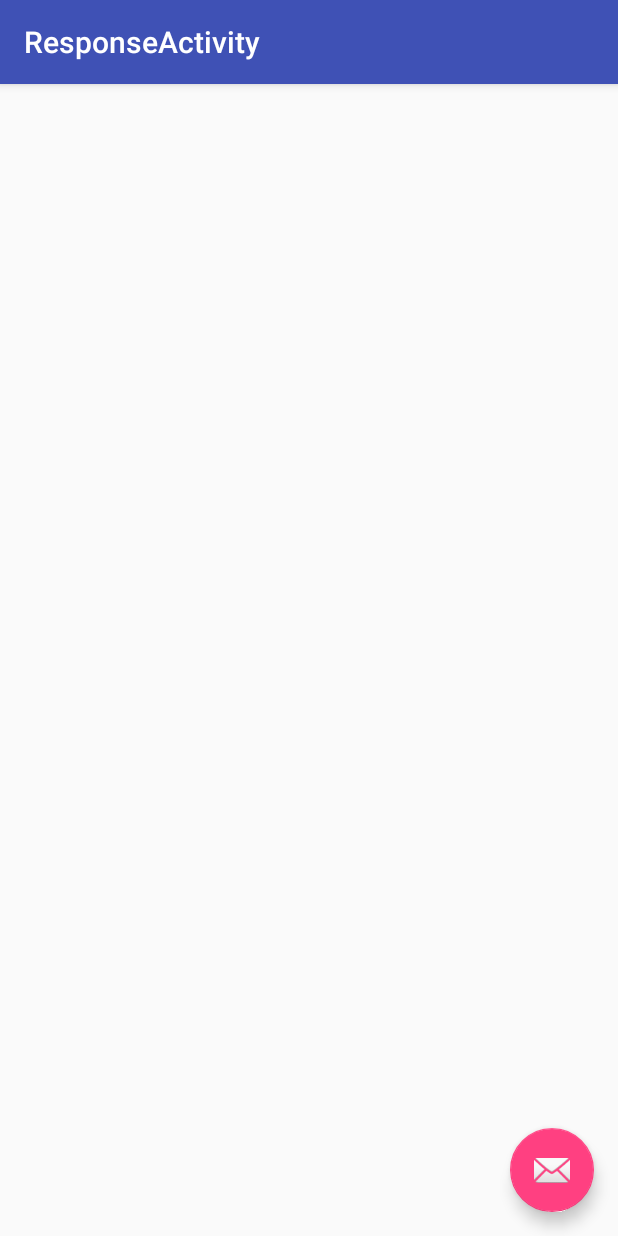
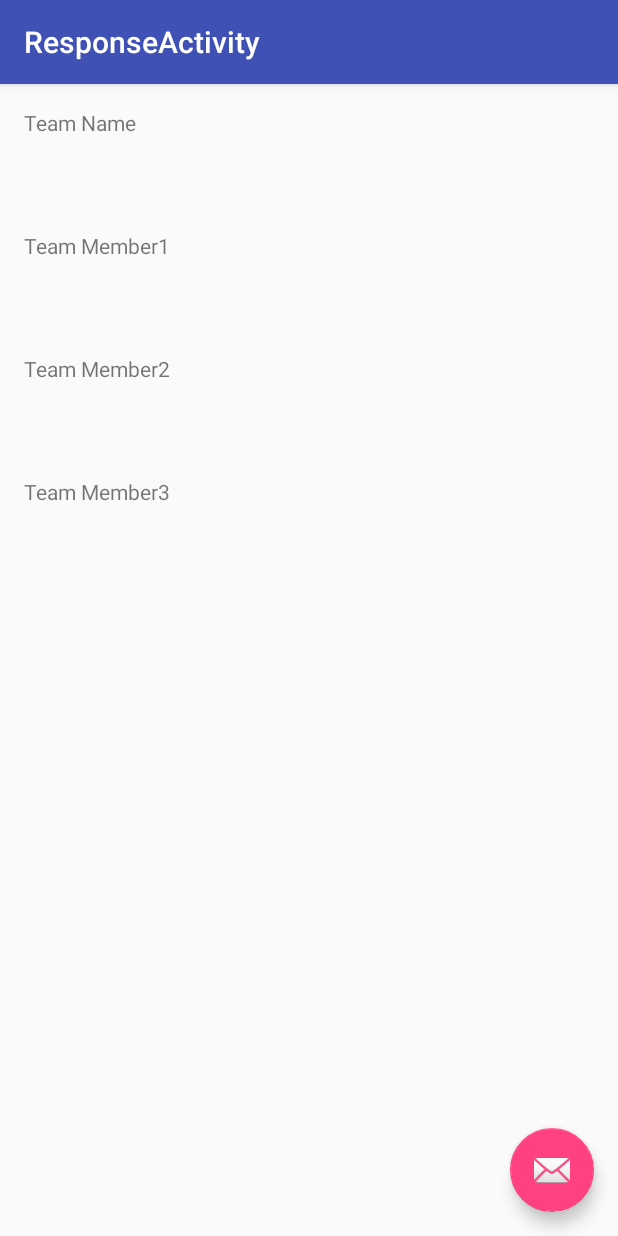
Before and after one commit to akshittyagi/AssignmentZero, an Android app: the ResponseActivity screen opened directly, with no data from a screen before it, on a phone screen of 412 x 824 dp. Run offline under Robolectric (Android 15) with nearby library versions, the light colour scheme and no system bars; 1 statement that could not run was skipped.

Commit message:
Response Page

```diff
--- a/app/src/main/java/com/example/akty7/assignment03/ResponseActivity.java
+++ b/app/src/main/java/com/example/akty7/assignment03/ResponseActivity.java
@@ -6,9 +6,15 @@ import android.support.design.widget.Snackbar;
 import android.support.v7.app.AppCompatActivity;
 import android.support.v7.widget.Toolbar;
 import android.view.View;
+import android.widget.TextView;
+import android.widget.Toast;
 
 public class ResponseActivity extends AppCompatActivity {
 
+    TextView txtView=null;
+    TextView txtView1=null;
+    TextView txtView2=null;
+    TextView txtView3=null;
     @Override
     protected void onCreate(Bundle savedInstanceState) {
         super.onCreate(savedInstanceState);
@@ -16,11 +22,35 @@ public class ResponseActivity extends AppCompatActivity {
         Toolbar toolbar = (Toolbar) findViewById(R.id.toolbar);
         setSupportActionBar(toolbar);
 
+        txtView=(TextView) findViewById(R.id.textView0);
+        txtView1=(TextView) findViewById(R.id.textView1);
+        txtView2=(TextView) findViewById(R.id.textView2);
+        txtView3=(TextView) findViewById(R.id.textView3);
+
+        txtView.clearComposingText();
+        txtView1.clearComposingText();
+        txtView2.clearComposingText();
+        txtView3.clearComposingText();
+
+        Bundle bundle = getIntent().getExtras();
+        String response=bundle.getString("Response");
+
+        //TODO:Detect response code from server and act accordingly
+
+//        if(responseCode==0)
+//        {
+//            String typeOfResponse=response.substring(45);
+//            response.replaceAll("[-+.^:,};]","");
+//            Toast.makeText(getApplicationContext(),typeOfResponse,Toast.LENGTH_LONG);
+//        }
+//
+//        Toast.makeText(getApplicationContext(),response.substring(21,22),Toast.LENGTH_LONG).show();
+
         FloatingActionButton fab = (FloatingActionButton) findViewById(R.id.fab);
         fab.setOnClickListener(new View.OnClickListener() {
             @Override
             public void onClick(View view) {
-                Snackbar.make(view, "Replace with your own action", Snackbar.LENGTH_LONG)
+                Snackbar.make(view, "Returning to registration page", Snackbar.LENGTH_LONG)
                         .setAction("Action", null).show();
             }
         });
--- a/app/src/main/res/layout/content_response.xml
+++ b/app/src/main/res/layout/content_response.xml
@@ -12,4 +12,36 @@
     tools:context="com.example.akty7.assignment03.ResponseActivity"
     tools:showIn="@layout/activity_response">
 
+    <TextView
+        android:layout_width="wrap_content"
+        android:layout_height="wrap_content"
+        android:text="Team Name"
+        android:id="@+id/textView0"/>
+
+    <TextView
+        android:layout_width="wrap_content"
+        android:layout_height="wrap_content"
+        android:text="Team Member1"
+        android:id="@+id/textView1"
+        android:layout_below="@+id/textView"
+        android:layout_toEndOf="@+id/textView"
+        android:layout_marginTop="82dp" />
+    <TextView
+        android:layout_width="wrap_content"
+        android:layout_height="wrap_content"
+        android:text="Team Member2"
+        android:id="@+id/textView2"
+        android:layout_below="@+id/textView"
+        android:layout_toEndOf="@+id/textView"
+        android:layout_marginTop="164dp" />
+    <TextView
+        android:layout_width="wrap_content"
+        android:layout_height="wrap_content"
+        android:text="Team Member3"
+        android:id="@+id/textView3"
+        android:layout_below="@+id/textView"
+        android:layout_toEndOf="@+id/textView"
+        android:layout_marginTop="246dp" />
+
+
 </RelativeLayout>
--- a/settings.gradle
+++ b/settings.gradle
@@ -1,2 +1,3 @@
-include ':app', ':volley'
-//project(':volley').projectDir = new File('app/libs/volley')
+
+include ':app' , ':volley'
+project(':volley').projectDir = new File('app/libs/volley')
```
Also changed, not shown: app/src/main/java/com/example/akty7/assignment03/MainActivity.java (+90 -79 lines), app/src/main/res/layout/content_main.xml (+0 -8 lines).
